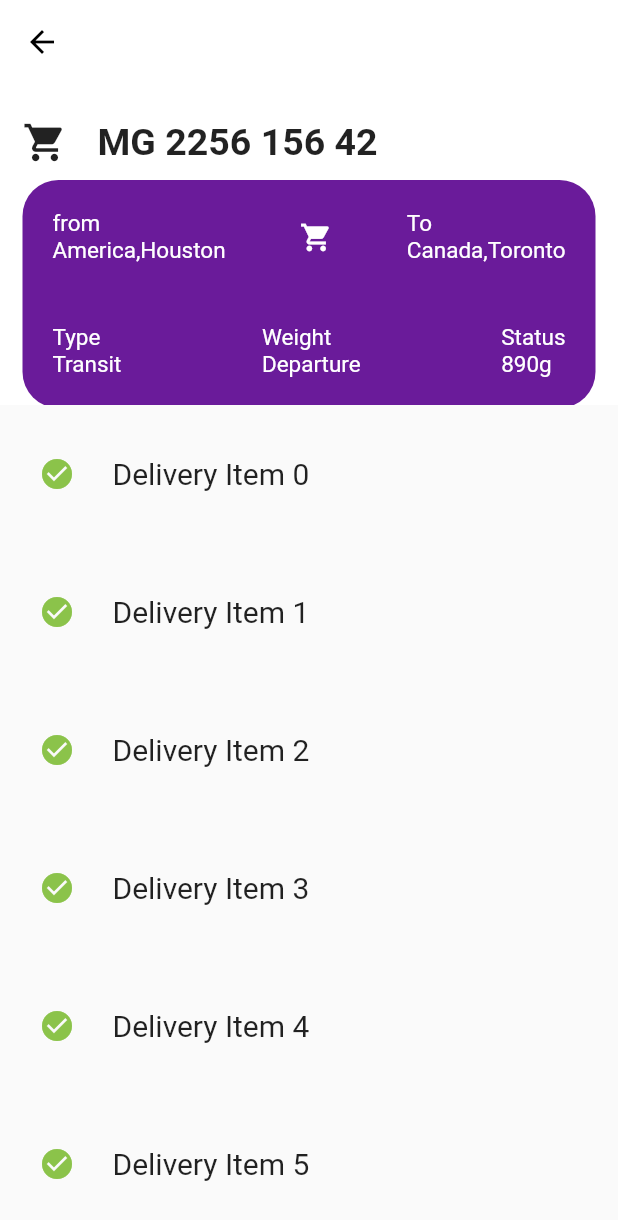
After one commit to Ayushi673/ui-project, a Flutter app: the DeliveryPage screen opened directly, on a phone screen of 412 x 824 dp. The commit adds this screen. Shown: the top 1220 px of the screen. Run offline on Flutter 3.47's test engine with Material 2 defaults, Android fonts, the phone set to English and light mode, and no system bars; our stand-ins replace flutter_svg.

Commit message:
Delivery Page using Sliver

```diff
--- a/lib/screens/bonuspage.dart
+++ b/lib/screens/bonuspage.dart
@@ -206,6 +206,14 @@ class _LastPageState extends State<LastPage> {
                               }
                           ),
                         ),
+                        Padding(
+                          padding: const EdgeInsets.fromLTRB(15, 8, 8, 10),
+                          child: Text('17 Matches',style: TextStyle(
+                            color: Colors.white,
+                            fontWeight: FontWeight.bold,
+                            fontSize: 17,
+                          ),),
+                        ),
                         Expanded(
                           child: ListView.builder(
                               scrollDirection: Axis.horizontal,
--- a/lib/screens/database.dart
+++ b/lib/screens/database.dart
@@ -31,6 +31,11 @@ const listdata1=[
     "img":"images/face1.jpg",
     "txt":"Trisha commented",
     "on":"May 10"
+  },
+  {
+    "img":"images/face3.jpg",
+    "txt":"Jose commented",
+    "on":"May 10"
   }
 ];
 const listdata2=[
--- /dev/null
+++ b/lib/screens/deliverypage.dart
@@ -0,0 +1,121 @@
+import 'package:flutter/material.dart';
+
+class DeliveryPage extends StatefulWidget {
+  @override
+  _DeliveryPageState createState() => _DeliveryPageState();
+}
+
+class _DeliveryPageState extends State<DeliveryPage> {
+
+  final generatedList = List.generate(10, (index) => 'Delivery Item $index');
+
+  @override
+  Widget build(BuildContext context) {
+    return Scaffold(
+      body: CustomScrollView(
+        //controller: ScrollController(initialScrollOffset: _itemExtent * 401),
+        slivers: <Widget>[
+          SliverAppBar(
+            leading: GestureDetector(
+                onTap: (){
+                  print('tapped');
+                  Navigator.pop(context);
+                },
+                child: Icon(Icons.arrow_back,color: Colors.black,)),
+            backgroundColor: Colors.white,
+            pinned: true,
+            expandedHeight: 270,
+            flexibleSpace:  FlexibleSpaceBar(
+              background: Padding(
+                  padding: const EdgeInsets.fromLTRB(15, 80, 15, 20),
+                  child: Container(
+                    child: Column(
+                      children: <Widget>[
+                        Row(
+                          children: <Widget>[
+                            Icon(Icons.shopping_cart, size: 30),
+                            SizedBox(width: 20,),
+                            Text('MG 2256 156 42', style: TextStyle(
+                              fontSize: 25,
+                              fontWeight: FontWeight.bold,
+                            ),),
+                          ],
+                        ),
+                        SizedBox(height: 10,),
+                        Container(
+                          decoration: BoxDecoration(
+                            borderRadius: BorderRadius.circular(24),
+                            color: Colors.purple.shade800,
+                          ),
+                          child: CustomDeliveryBar(),
+                        ),
+                      ],
+                    ),
+                  )
+              ),
+            ),
+          ),
+          SliverList(delegate: SliverChildBuilderDelegate((context,index)=>
+              ListTile(
+                title: Padding(
+                  padding: const EdgeInsets.fromLTRB(10, 30, 10, 30),
+                  child: Row(
+                    children: <Widget>[
+                      Icon(Icons.check_circle, color:Colors.lightGreen),
+                      SizedBox(width: 25,),
+                      Text(
+                        generatedList[index],
+                        style: TextStyle(fontSize: 20.0),
+                      ),
+                    ],
+                  ),
+                ),
+              ),
+            childCount: generatedList.length,
+          ),
+          ),
+        ],
+      ),
+    );
+  }
+}
+
+
+class CustomDeliveryBar extends StatefulWidget {
+  @override
+  _CustomDeliveryBarState createState() => _CustomDeliveryBarState();
+}
+
+class _CustomDeliveryBarState extends State<CustomDeliveryBar> {
+  @override
+  Widget build(BuildContext context) {
+    return Container(
+      child: Padding(padding: EdgeInsets.all(20),
+        child: Column(
+          children: <Widget>[
+            Row(
+              mainAxisAlignment: MainAxisAlignment.spaceBetween,
+              children: <Widget>[
+                Text('from\nAmerica,Houston',style: CustomStyle),
+                Icon(Icons.local_grocery_store,color: Colors.white,size: 22,),
+                Text('To\nCanada,Toronto',style: CustomStyle),
+              ],
+            ),
+            SizedBox(height: 40),
+            Row(
+              mainAxisAlignment: MainAxisAlignment.spaceBetween,
+              children: <Widget>[
+                Text('Type\nTransit', style: CustomStyle),
+                Text('Weight\nDeparture',style: CustomStyle,),
+                Text('Status\n890g',style: CustomStyle),
+              ],
+            ),
+          ],
+        ),),
+    );
+  }
+}
+const CustomStyle= TextStyle(
+  fontSize: 15,
+  color: Colors.white,
+);
--- a/lib/screens/discover.dart
+++ b/lib/screens/discover.dart
@@ -1,6 +1,7 @@
 import 'package:flutter/cupertino.dart';
 import 'package:flutter/material.dart';
 import 'package:flutter/widgets.dart';
+import 'package:onboardingui/screens/deliverypage.dart';
 import 'discover2.dart';
 import 'bonuspage.dart';
 
@@ -15,6 +16,7 @@ class Discover extends StatelessWidget {
             Page1(),
             Page2(),
             LastPage(),
+            DeliveryPage(),
           ],
         ),
       ),
```
